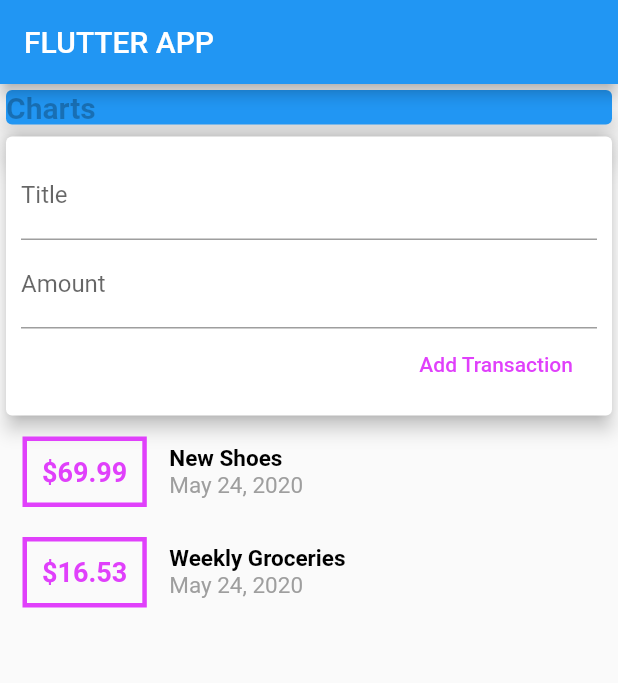
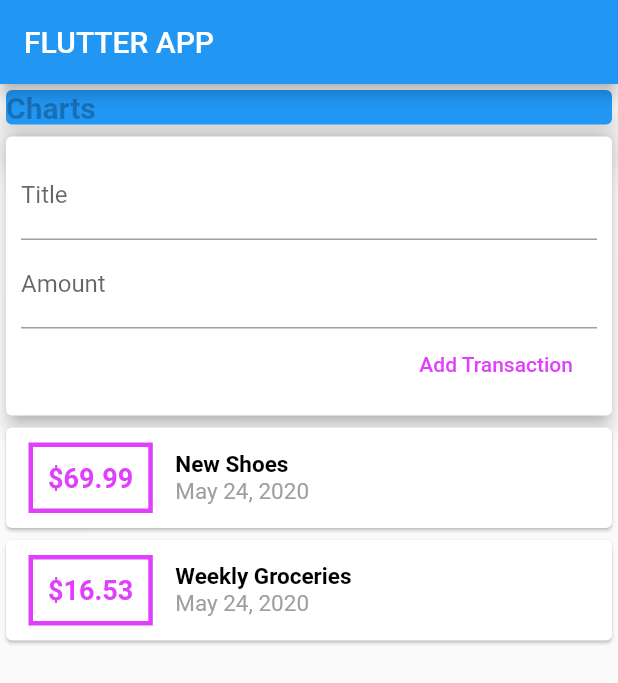
Before and after one commit to harleenkaurchadha/flutter_tracker_app_ios, a Flutter app: the screen it shows after launch, on a phone screen of 412 x 824 dp. Shown: the top 683 px of the screen. Run offline on Flutter 3.47's test engine with Material 2 defaults, Android fonts, the phone set to English and light mode, and no system bars.

Commit message:
scrolling of the transactions by ListView

```diff
--- a/lib/main.dart
+++ b/lib/main.dart
@@ -18,13 +18,13 @@ void main()
 
   class MyHomePage extends StatelessWidget{
 
-
   @override
   Widget build(BuildContext context){
     return Scaffold(
         appBar: AppBar(
           title: Text('FLUTTER APP'),
         ),
+      resizeToAvoidBottomPadding: false,         //to resolve bottom overflow error
       body: Column(
         mainAxisAlignment: MainAxisAlignment.start ,
         crossAxisAlignment: CrossAxisAlignment.stretch,
--- a/lib/models/Transaction.dart
+++ b/lib/models/Transaction.dart
@@ -7,6 +7,6 @@ final double amount;
 final DateTime date;
 
 Transaction({
-  @required this.id,@required this.title,@required this.amount,@required  this.date,
+  @required this.id, @required this.title, @required this.amount, @required this.date,
 });
 }
--- a/lib/widgets/transaction_list.dart
+++ b/lib/widgets/transaction_list.dart
@@ -1,4 +1,4 @@
-import 'package:expenses_app/models/Transaction.dart';
+import '../models/Transaction.dart';
 import 'package:flutter/material.dart';
 import 'package:intl/intl.dart';
 
@@ -9,9 +9,12 @@ class TransactionList extends StatelessWidget{
   @override
 
   Widget build(BuildContext context){
-    return Column(
-      children: transactions.map((tx){
-      return Row(
+    return Container(
+      height: 340,           // constraint on  ListView height it should take
+      child: ListView.builder(
+        itemBuilder: (ctx, index) {   //executes on every item in the list to be rendered
+          return Card(
+            child: Row(
               children:[
                 Container(
                   margin: EdgeInsets.symmetric(
@@ -19,7 +22,7 @@ class TransactionList extends StatelessWidget{
                     horizontal: 15,
                   ),
                   padding: EdgeInsets.all(10) ,
-          child: Text('\$${tx.amount}',
+                  child: Text('\$${transactions[index].amount}',
                     style: TextStyle(
                       color: Colors.purpleAccent,
                       fontWeight: FontWeight.bold,
@@ -33,23 +36,26 @@ class TransactionList extends StatelessWidget{
                     ),
                   ) ,),
                 Column(children: [
-          Text(tx.title,style: TextStyle(
+                  Text(transactions[index].title,style: TextStyle(
                     color: Colors.black,
                     fontSize: 15,
                     fontWeight: FontWeight.bold,)
                     ,),
-          Text(DateFormat.yMMMd().format(tx.date),     //format and return date in string
+                  Text(DateFormat.yMMMd().format(transactions[index].date),     //format and return date in string
                     style: TextStyle(
                       color: Colors.grey,
                       fontSize: 15,
                     ),
                   ),
                 ],
-          crossAxisAlignment: CrossAxisAlignment.start,),
-      ],);
-
-    }).toList(),
+                  crossAxisAlignment: CrossAxisAlignment.start,
+                ),
+              ],
+            ),
           );
-
+        },
+        itemCount: transactions.length,     //how many items should be build
+      ),
+    );
   }
 }
```
Lines whose indentation alone changed are shown as unchanged.
